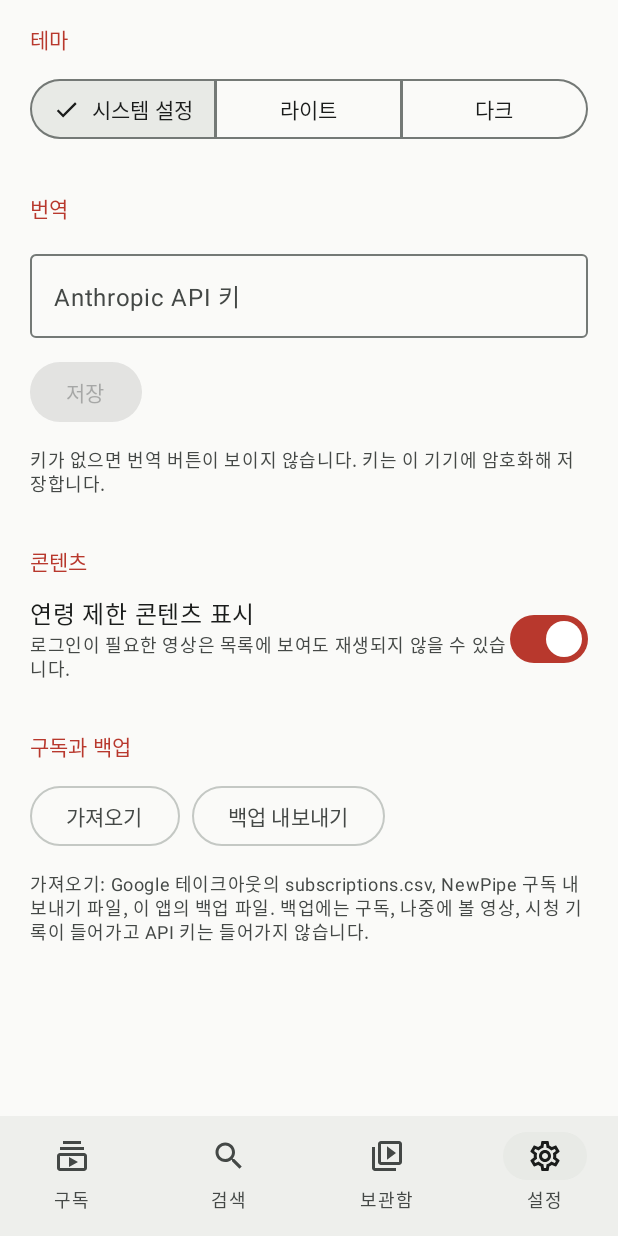
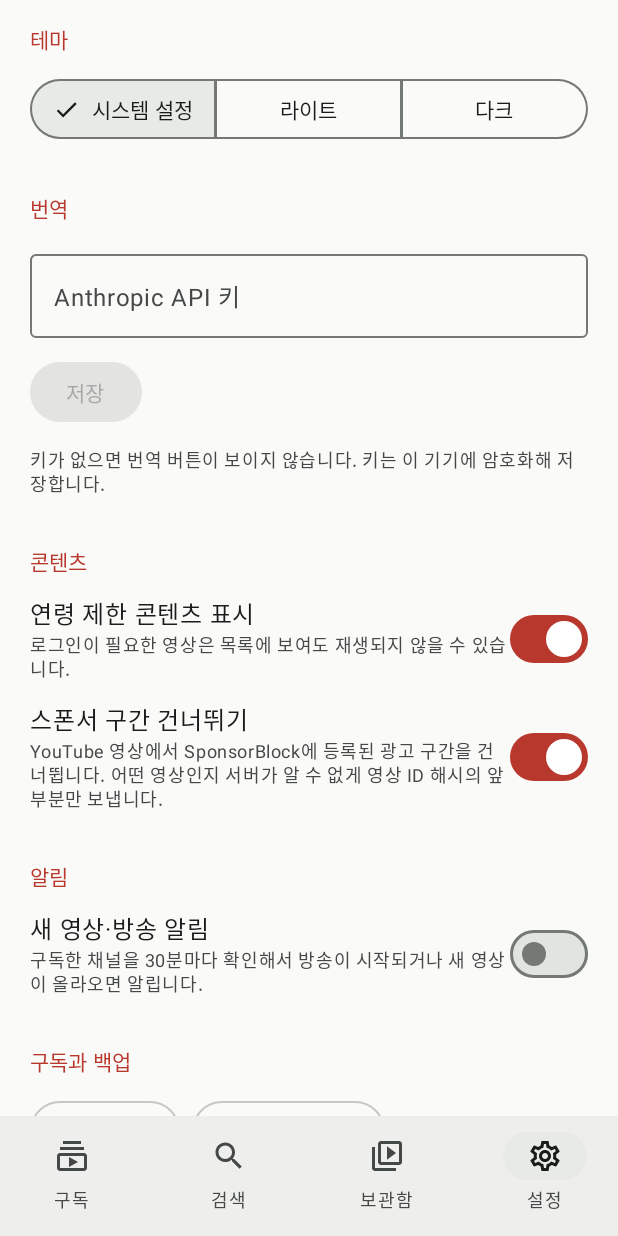
Before and after one commit to HPotty36/openstream, an Android app built with Jetpack Compose: the screen it shows after launch (MainActivity), item 4 of the bottom bar chosen, on a phone screen of 412 x 824 dp. Run offline under Robolectric (Android 15) with nearby library versions, the phone set to English and light mode, and no system bars; libraries missing offline, so code that uses them is left out: org.schabi.newpipe; 1 statement that could not run was skipped.

Commit message:
SponsorBlock skipping for YouTube; background check with notifications for new uploads and broadcasts
Co-Authored-By: Claude Fable 5.2 <noreply@anthropic.com>

```diff
--- a/app/build.gradle.kts
+++ b/app/build.gradle.kts
@@ -47,6 +47,7 @@ dependencies {
     implementation("androidx.activity:activity-compose:1.10.1")
     implementation("androidx.lifecycle:lifecycle-runtime-compose:2.9.4")
     implementation("org.jetbrains.kotlinx:kotlinx-coroutines-android:1.10.2")
+    implementation("androidx.work:work-runtime-ktx:2.12.0")
     implementation("org.jetbrains.kotlinx:kotlinx-serialization-json:1.13.0")
 
     // GPL-3.0. Reads YouTube without an account or an API key.
--- a/app/src/main/AndroidManifest.xml
+++ b/app/src/main/AndroidManifest.xml
@@ -1,6 +1,8 @@
 <?xml version="1.0" encoding="utf-8"?>
 <manifest xmlns:android="http://schemas.android.com/apk/res/android">
     <uses-permission android:name="android.permission.INTERNET" />
+    <!-- Asked for only when the notifications switch in the settings is turned on. -->
+    <uses-permission android:name="android.permission.POST_NOTIFICATIONS" />
     <!-- allowBackup is off so the stored API key never leaves the device in a backup. -->
     <application
         android:name=".App"
--- a/app/src/main/java/dev/openstream/App.kt
+++ b/app/src/main/java/dev/openstream/App.kt
@@ -38,6 +38,14 @@ class App : Application() {
 
     val feed: FeedRefresher by lazy { FeedRefresher(library, ::platform, settings, scope) }
 
+    val sponsorBlock: dev.openstream.sponsor.SponsorBlock by lazy { dev.openstream.sponsor.SponsorBlock(http) }
+
+    override fun onCreate() {
+        super.onCreate()
+        // Keeps the background check registered across updates and restarts; it does nothing when the switch is off.
+        if (settings.notifyUpdates.value) dev.openstream.notify.scheduleUpdates(this, true)
+    }
+
     /** Key codes of player shortcuts, from the activity that sees the keys to the video that acts on them. */
     val playerKeys = MutableSharedFlow<Int>(extraBufferCapacity = 8)
     /** True while a video is the screen in front; only then do the shortcut keys belong to the player. */
--- a/app/src/main/java/dev/openstream/MainActivity.kt
+++ b/app/src/main/java/dev/openstream/MainActivity.kt
@@ -180,6 +180,11 @@ private fun Root(app: App) {
                                 app.downloads.start(item, option)
                                 android.widget.Toast.makeText(app, "다운로드를 시작했습니다. 보관함에서 진행 상황을 볼 수 있습니다.", android.widget.Toast.LENGTH_SHORT).show()
                             },
+                            skipSegments = { item ->
+                                val videoId = dev.openstream.sponsor.youtubeVideoId(item.id)
+                                    ?.takeIf { item.platform == dev.openstream.platform.PlatformId.YOUTUBE && app.settings.sponsorBlock.value }
+                                if (videoId == null) emptyList() else app.sponsorBlock.segments(videoId)
+                            },
                             onChannel = { stack.add(Screen.OfChannel(it)) },
                         )
                     }
--- a/app/src/main/java/dev/openstream/settings/AppSettings.kt
+++ b/app/src/main/java/dev/openstream/settings/AppSettings.kt
@@ -31,6 +31,22 @@ class AppSettings(context: Context, private val secrets: SecretStore, prefsName:
         _showAgeRestricted.value = on
     }
 
+    private val _sponsorBlock = MutableStateFlow(prefs.getBoolean("sponsor_block", true))
+    val sponsorBlock: StateFlow<Boolean> = _sponsorBlock
+
+    fun setSponsorBlock(on: Boolean) {
+        prefs.edit().putBoolean("sponsor_block", on).apply()
+        _sponsorBlock.value = on
+    }
+
+    private val _notifyUpdates = MutableStateFlow(prefs.getBoolean("notify_updates", false))
+    val notifyUpdates: StateFlow<Boolean> = _notifyUpdates
+
+    fun setNotifyUpdates(on: Boolean) {
+        prefs.edit().putBoolean("notify_updates", on).apply()
+        _notifyUpdates.value = on
+    }
+
     private var apiKey: String? = prefs.getString("api_key_enc", null)?.let { runCatching { secrets.decrypt(it) }.getOrNull() }
     private val _apiKeyHint = MutableStateFlow(hint())
 
--- a/app/src/main/java/dev/openstream/settings/SettingsScreen.kt
+++ b/app/src/main/java/dev/openstream/settings/SettingsScreen.kt
@@ -70,6 +70,37 @@ fun SettingsScreen(settings: AppSettings, library: dev.openstream.library.Librar
             Switch(showAgeRestricted, settings::setShowAgeRestricted)
         }
 
+        val sponsorBlock by settings.sponsorBlock.collectAsState()
+        Row(Modifier.fillMaxWidth(), verticalAlignment = Alignment.CenterVertically) {
+            Column(Modifier.weight(1f)) {
+                Text("스폰서 구간 건너뛰기")
+                Note("YouTube 영상에서 SponsorBlock에 등록된 광고 구간을 건너뜁니다. 어떤 영상인지 서버가 알 수 없게 영상 ID 해시의 앞부분만 보냅니다.")
+            }
+            Switch(sponsorBlock, settings::setSponsorBlock)
+        }
+
+        Spacer(Modifier.height(8.dp))
+        Section("알림")
+        val context = androidx.compose.ui.platform.LocalContext.current
+        val notify by settings.notifyUpdates.collectAsState()
+        fun setNotify(on: Boolean) {
+            settings.setNotifyUpdates(on)
+            dev.openstream.notify.scheduleUpdates(context, on)
+        }
+        val askPermission = androidx.activity.compose.rememberLauncherForActivityResult(
+            androidx.activity.result.contract.ActivityResultContracts.RequestPermission(),
+        ) { granted -> setNotify(granted) }
+        Row(Modifier.fillMaxWidth(), verticalAlignment = Alignment.CenterVertically) {
+            Column(Modifier.weight(1f)) {
+                Text("새 영상·방송 알림")
+                Note("구독한 채널을 30분마다 확인해서 방송이 시작되거나 새 영상이 올라오면 알립니다.")
+            }
+            Switch(notify, { on ->
+                if (on && android.os.Build.VERSION.SDK_INT >= 33) askPermission.launch(android.Manifest.permission.POST_NOTIFICATIONS)
+                else setNotify(on)
+            })
+        }
+
         Spacer(Modifier.height(8.dp))
         Section("구독과 백업")
         DataSection(library, onImported)
--- /dev/null
+++ b/app/src/main/res/drawable/ic_notification.xml
@@ -0,0 +1,10 @@
+<?xml version="1.0" encoding="utf-8"?>
+<vector xmlns:android="http://schemas.android.com/apk/res/android"
+    android:width="24dp"
+    android:height="24dp"
+    android:viewportWidth="24"
+    android:viewportHeight="24">
+    <path
+        android:fillColor="#FFFFFF"
+        android:pathData="M8,5 L19,12 L8,19 Z" />
+</vector>
```
Also changed, not shown: app/src/main/java/dev/openstream/feed/Feed.kt (+10 -2 lines), app/src/main/java/dev/openstream/library/Library.kt (+7 -0 lines), app/src/main/java/dev/openstream/notify/Updates.kt (added, +93 -0 lines), app/src/main/java/dev/openstream/sponsor/SponsorBlock.kt (added, +53 -0 lines), app/src/main/java/dev/openstream/watch/WatchScreen.kt (+23 -0 lines), 1 other file.
